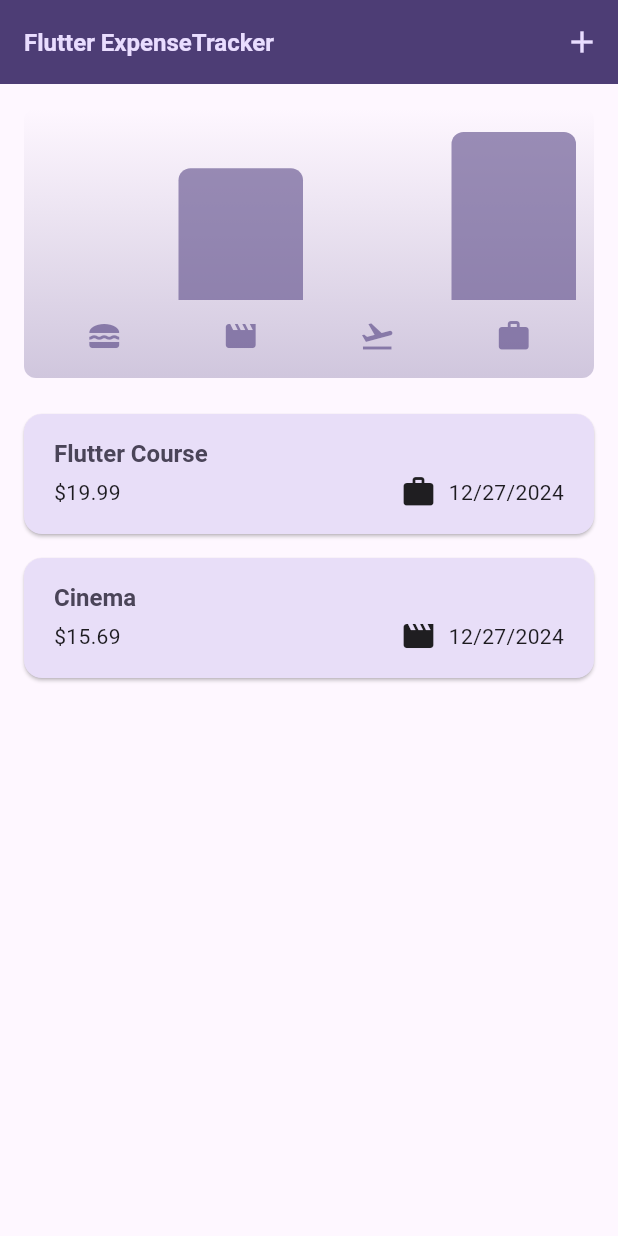
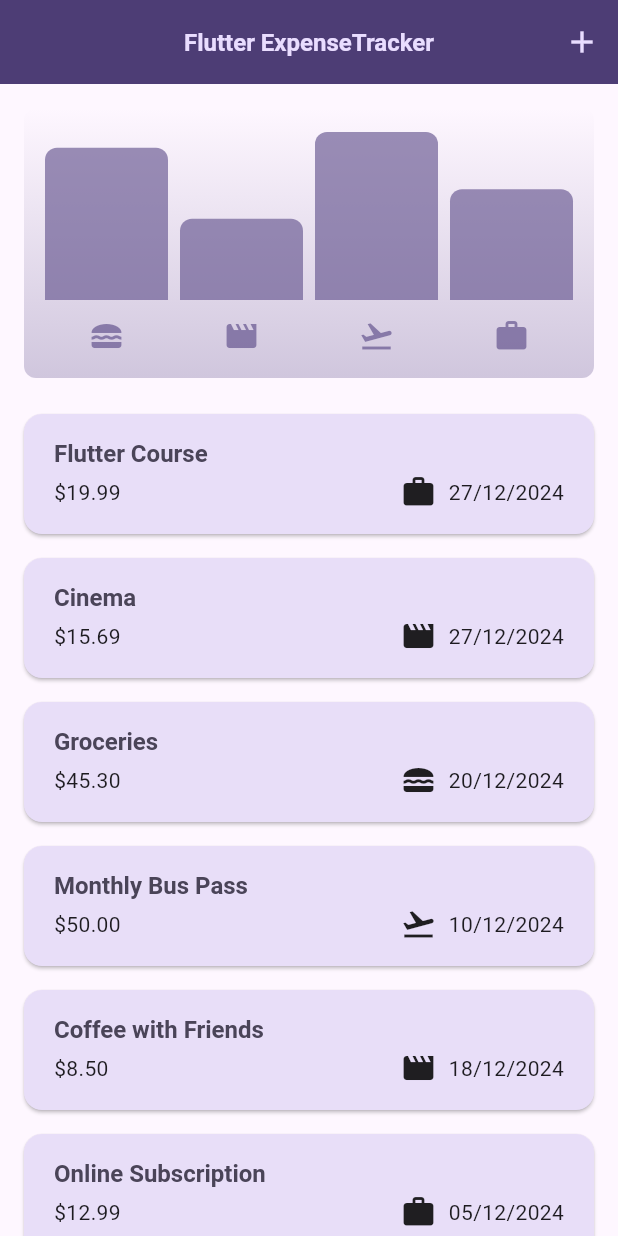
Before and after one commit to avoloder9/Expense_tracker, a Flutter app: the screen it shows after launch, on a phone screen of 412 x 824 dp. Run offline on Flutter 3.47's test engine with Material 3 defaults, Android fonts, the phone set to English and light mode, and no system bars.

Commit message:
updated date format and added sample expense data

```diff
--- a/lib/models/expense.dart
+++ b/lib/models/expense.dart
@@ -30,6 +30,7 @@ class Expense {
   final Category category;
 
   String get formattedDate {
+    final formatter = DateFormat('dd/MM/yyyy');
     return formatter.format(date);
   }
 }
--- a/lib/widgets/chart/chart.dart
+++ b/lib/widgets/chart/chart.dart
@@ -37,7 +37,7 @@ class Chart extends StatelessWidget {
       margin: const EdgeInsets.all(16),
       padding: const EdgeInsets.symmetric(
         vertical: 16,
-        horizontal: 8,
+        horizontal: 10,
       ),
       width: double.infinity,
       height: 180,
--- a/lib/widgets/expenses.dart
+++ b/lib/widgets/expenses.dart
@@ -26,6 +26,30 @@ class _ExpensesState extends State<Expenses> {
       amount: 15.69,
       date: DateTime.now(),
       category: Category.leisure,
+    ),
+    Expense(
+      title: 'Groceries',
+      amount: 45.30,
+      date: DateTime(2024, 12, 20),
+      category: Category.food,
+    ),
+    Expense(
+      title: 'Monthly Bus Pass',
+      amount: 50.00,
+      date: DateTime(2024, 12, 10),
+      category: Category.travel,
+    ),
+    Expense(
+      title: 'Coffee with Friends',
+      amount: 8.50,
+      date: DateTime(2024, 12, 18),
+      category: Category.leisure,
+    ),
+    Expense(
+      title: 'Online Subscription',
+      amount: 12.99,
+      date: DateTime(2024, 12, 05),
+      category: Category.work,
     ),
   ];
 
@@ -84,6 +108,7 @@ class _ExpensesState extends State<Expenses> {
     return Scaffold(
       appBar: AppBar(
         title: const Text('Flutter ExpenseTracker'),
+        centerTitle: true,
         actions: [
           IconButton(
             onPressed: _openAddExpenseOverlay,
--- a/lib/widgets/new_expense.dart
+++ b/lib/widgets/new_expense.dart
@@ -2,6 +2,7 @@ import 'dart:io';
 import 'package:flutter/cupertino.dart';
 import 'package:flutter/material.dart';
 import 'package:expense_tracker/models/expense.dart';
+import 'package:intl/intl.dart';
 
 class NewExpense extends StatefulWidget {
   const NewExpense({super.key, required this.onAddExpense});
@@ -19,6 +20,7 @@ class _NewExpenseState extends State<NewExpense> {
   final _amountController = TextEditingController();
   DateTime? _selectedDate;
   Category _selectedCategory = Category.leisure;
+  final DateFormat formatter = DateFormat('dd/MM/yyyy');
 
   void _presentDatePicker() async {
     final now = DateTime.now();
@@ -32,6 +34,12 @@ class _NewExpenseState extends State<NewExpense> {
     setState(() {
       _selectedDate = pickedDate;
     });
+  }
+
+  String get formattedDate {
+    return _selectedDate != null
+        ? formatter.format(_selectedDate!)
+        : 'No date selected';
   }
 
   void _showDialog() {
```
